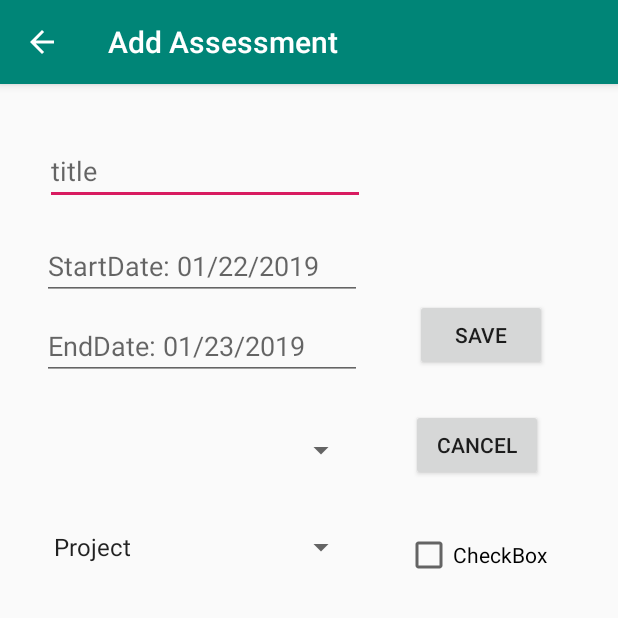
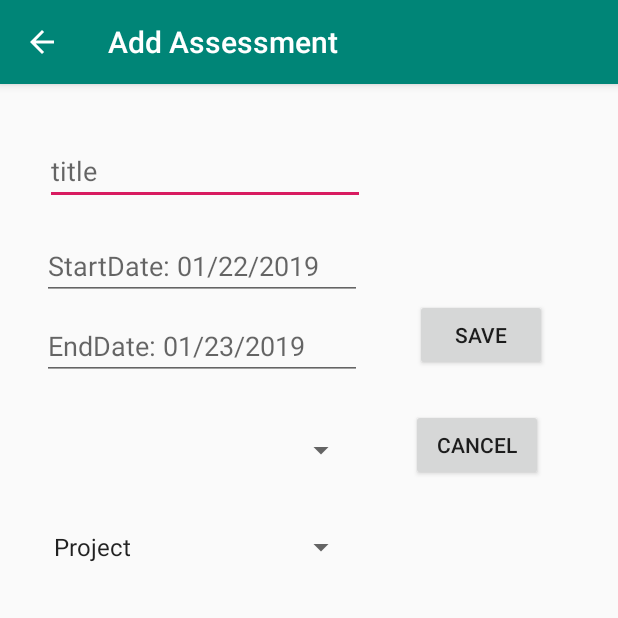
Before and after one commit to phss1/C195, an Android app: the AssessmentAdd screen opened directly, with no data from a screen before it, on a phone screen of 412 x 824 dp, the top half of it. Run offline under Robolectric (Android 15) with nearby library versions, the phone set to English and light mode, and no system bars.

Commit message:
Saving changes 11/12 0527

```diff
--- a/C196/app/src/main/java/com/example/c196/Controller/Assessment/AssessmentAdd.java
+++ b/C196/app/src/main/java/com/example/c196/Controller/Assessment/AssessmentAdd.java
@@ -74,7 +74,7 @@ public class AssessmentAdd extends AppCompatActivity
 
     }
 
-    public void isCheckBoxTicked() throws ParseException
+    /*public void isCheckBoxTicked() throws ParseException
     {
         EditText startDate = findViewById(R.id.startDateTxtFld);
         String sDate = startDate.getText().toString();
@@ -128,7 +128,7 @@ public class AssessmentAdd extends AppCompatActivity
         PendingIntent pendingIntent = PendingIntent.getBroadcast(this, 1, intent, 0);
 
         alarmManager.setExact(AlarmManager.RTC_WAKEUP, c.getTimeInMillis(), pendingIntent);
-    }
+    }*/
 
     public void onClickAddAssSaveBtn(View view)
     {
@@ -150,7 +150,7 @@ public class AssessmentAdd extends AppCompatActivity
                     boolean foundTitleMatch = course.getTitle().contains(associatedCourseTitle) ? true : false;
                     if(foundTitleMatch)
                     {
-                        isCheckBoxTicked();
+                        //isCheckBoxTicked();
 
                         int courseId = course.getId();
                         String query = "insert into assessment(course_id, title, type, start_date, end_date) " +
--- a/C196/app/src/main/java/com/example/c196/Controller/Goal/GoalAdd.java
+++ b/C196/app/src/main/java/com/example/c196/Controller/Goal/GoalAdd.java
@@ -76,7 +76,6 @@ public class GoalAdd extends AppCompatActivity
             String slqQuery = "insert into goal(assessment_id, description, date) values("
                     + dp.getAllAssessments().get(Assessment.getSelectedItemIndex()).getId() + ", \""
                     + description + "\", \"" + date + "\");";
-            UtilityMethods.displayGuiMessage(GoalAdd.this, "" + slqQuery);
             myHelper.insertRecord(slqQuery);
 
             Intent intent = new Intent(this, AssessmentModify.class);
@@ -99,7 +98,6 @@ public class GoalAdd extends AppCompatActivity
                 String title = newTitle + " Reminder";
                 String message = "Reminding you of your goal for " + newTitle;
                 int newAlarmId = UtilityMethods.createUniqueId();
-                //UtilityMethods.displayGuiMessage(AssessmentAdd.this, ""+newAlarmId);
 
                 ar.setTitle(title);
                 ar.setMessage(message);
@@ -110,9 +108,8 @@ public class GoalAdd extends AppCompatActivity
 
                 SimpleDateFormat sdf = new SimpleDateFormat("MM/dd/yyyy");
                 Date date = sdf.parse(sDate);
-                long addTwoMin = 2000;
+                long addTwoMin = 20000;
                 date.setTime(Calendar.getInstance().getTimeInMillis() + addTwoMin);
-                //long lStartDate = date.getTime();
 
                 onTimeSet(date, sDate);
             }
--- a/C196/app/src/main/res/layout/activity_assessment_add.xml
+++ b/C196/app/src/main/res/layout/activity_assessment_add.xml
@@ -89,14 +89,4 @@
         app:layout_constraintStart_toStartOf="parent"
         app:layout_constraintTop_toBottomOf="@+id/addAssessmentSpinner" />
 
-    <CheckBox
-        android:id="@+id/checkBox"
-        android:layout_width="wrap_content"
-        android:layout_height="wrap_content"
-        android:layout_marginStart="32dp"
-        android:layout_marginTop="33dp"
-        android:text="CheckBox"
-        app:layout_constraintStart_toEndOf="@+id/addATypeSpn"
-        app:layout_constraintTop_toBottomOf="@+id/cancelBtn" />
-
 </androidx.constraintlayout.widget.ConstraintLayout>
```
Also changed, not shown: C196/app/src/main/java/com/example/c196/Controller/Assessment/AssessmentModify.java (+29 -17 lines), C196/app/src/main/java/com/example/c196/Controller/MainActivity.java (+3 -4 lines), C196/app/src/main/java/com/example/c196/Utility/DataProvider.java (+30 -0 lines), C196/app/src/main/res/layout/activity_assessment_modify.xml (+5 -9 lines), 2 other files.
